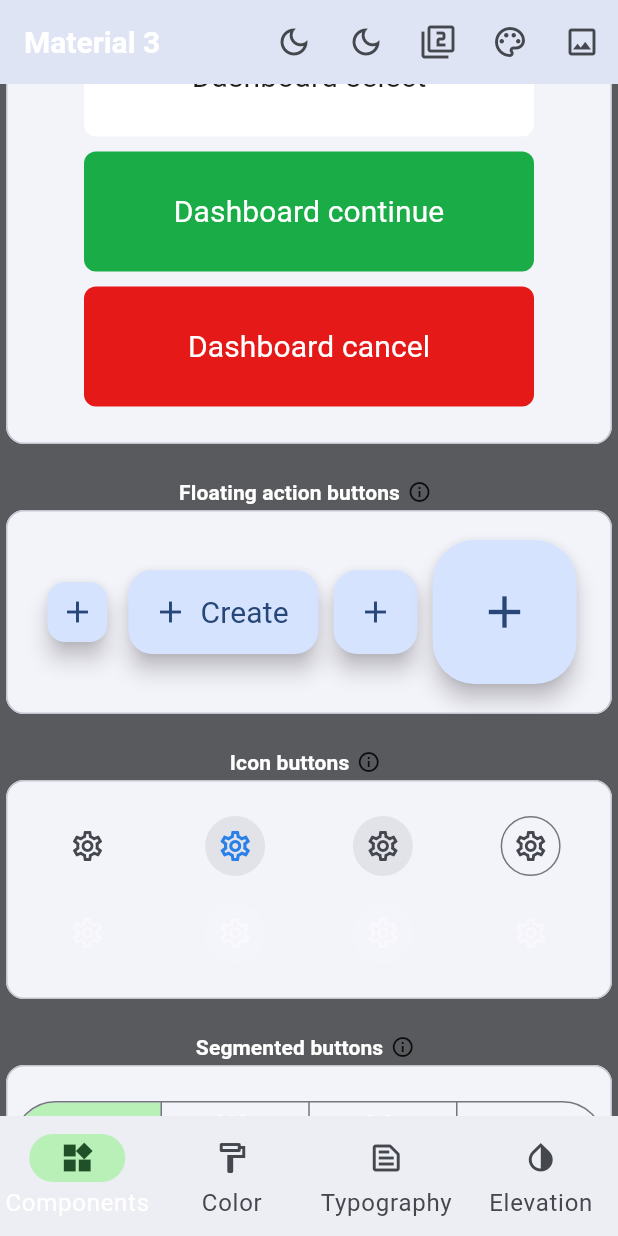
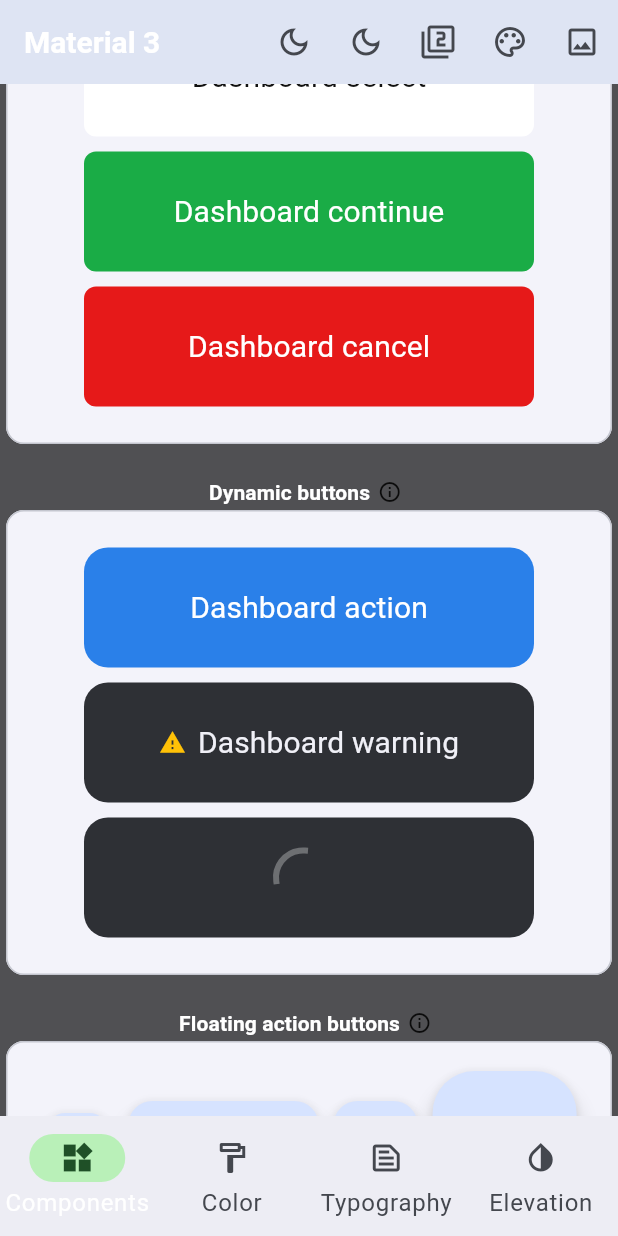
Before and after one commit to gabrielyea/material3_sample, a Flutter app: the screen it shows after launch, scrolled down 576 dp, on a phone screen of 412 x 824 dp. Run offline on Flutter 3.47's test engine with Material 2 defaults, Android fonts, the phone set to English and light mode, and no system bars; our stand-ins replace google_fonts.

Commit message:
add dashboard buttons

```diff
--- a/material_3_demo/lib/agtonomy_components/dashboard_buttons.dart
+++ b/material_3_demo/lib/agtonomy_components/dashboard_buttons.dart
@@ -1,27 +1,4 @@
 import 'package:flutter/material.dart';
-import 'package:material_3_demo/component_screen.dart';
-
-class DashboardButtons extends StatefulWidget {
-  const DashboardButtons({super.key});
-
-  @override
-  State<DashboardButtons> createState() => _DashboardButtonsState();
-}
-
-class _DashboardButtonsState extends State<DashboardButtons> {
-  @override
-  Widget build(BuildContext context) {
-    return ComponentDecoration(
-        label: "Dashboard buttons",
-        child: SingleChildScrollView(
-            scrollDirection: Axis.horizontal,
-            child: Row(
-              children: [
-                DashboardButtonsColumn(),
-              ],
-            )));
-  }
-}
 
 class DashboardButtonsColumn extends StatelessWidget {
   const DashboardButtonsColumn({super.key});
@@ -54,6 +31,42 @@ class DashboardButtonsColumn extends StatelessWidget {
             ),
             onPressed: () {},
             child: Text("Dashboard cancel"),
+          ),
+        ]),
+      ),
+    );
+  }
+}
+
+class DynamicDashboardButtonsColumn extends StatelessWidget {
+  const DynamicDashboardButtonsColumn({super.key});
+
+  @override
+  Widget build(BuildContext context) {
+    return Padding(
+      padding: const EdgeInsets.symmetric(vertical: 5.0),
+      child: IntrinsicWidth(
+        child: Column(children: [
+          FilledButton(
+            onPressed: () {},
+            child: Text("Dashboard action"),
+            style: BlueActionBtn(context),
+          ),
+          SizedBox(height: 10),
+          FilledButton.icon(
+            onPressed: null,
+            icon: Icon(Icons.warning, color: Colors.amber),
+            label: Text("Dashboard warning"),
+            style: WarningButton(context),
+          ),
+          SizedBox(height: 10),
+          FilledButton.icon(
+            icon: const CircularProgressIndicator(
+              color: Colors.white30,
+            ),
+            onPressed: null,
+            label: const Text(""),
+            style: WarningButton(context),
           ),
         ]),
       ),
@@ -98,6 +111,7 @@ class DashboardButtonBase extends ButtonStyle {
   @override
   MaterialStateProperty<Size> get fixedSize => MaterialStateProperty.all(Size(300, 80));
 }
+
 class WhiteDbButton extends DashboardButtonBase {
   WhiteDbButton(super.context);
 
@@ -119,6 +133,7 @@ class WhiteDbButton extends DashboardButtonBase {
         },
       );
 }
+
 class GreenDbButton extends DashboardButtonBase {
   GreenDbButton(super.context);
 
@@ -140,6 +155,7 @@ class GreenDbButton extends DashboardButtonBase {
         },
       );
 }
+
 class CancelDbButton extends DashboardButtonBase {
   CancelDbButton(super.context);
 
@@ -161,3 +177,60 @@ class CancelDbButton extends DashboardButtonBase {
         },
       );
 }
+
+class BlueActionBtn extends DashboardButtonBase {
+  BlueActionBtn(super.context);
+
+  @override
+  MaterialStateProperty<Color?>? get backgroundColor => MaterialStateProperty.resolveWith<Color?>(
+        (states) {
+          final theme = Theme.of(context);
+          final colorScheme = theme.colorScheme;
+          return theme.brightness == Brightness.light ? colorScheme.primary : colorScheme.onPrimary;
+        },
+      );
+
+  @override
+  MaterialStateProperty<Color?>? get foregroundColor => MaterialStateProperty.resolveWith<Color?>(
+        (states) {
+          final theme = Theme.of(context);
+          final colorScheme = theme.colorScheme;
+          return theme.brightness == Brightness.light ? colorScheme.onPrimary : colorScheme.primary;
+        },
+      );
+
+  @override
+  MaterialStateProperty<OutlinedBorder?>? get shape => MaterialStateProperty.all(
+        RoundedRectangleBorder(
+          borderRadius: BorderRadius.circular(16),
+        ),
+      );
+}
+
+class WarningButton extends DashboardButtonBase {
+  WarningButton(super.context);
+
+  @override
+  MaterialStateProperty<Color?>? get backgroundColor => MaterialStateProperty.resolveWith<Color?>(
+        (states) {
+          final theme = Theme.of(context);
+          final colorScheme = theme.colorScheme;
+          return theme.brightness == Brightness.light ? colorScheme.inverseSurface : colorScheme.onInverseSurface;
+        },
+      );
+  @override
+  MaterialStateProperty<OutlinedBorder?>? get shape => MaterialStateProperty.all(
+        RoundedRectangleBorder(
+          borderRadius: BorderRadius.circular(16),
+        ),
+      );
+
+  @override
+  MaterialStateProperty<Color?>? get foregroundColor => MaterialStateProperty.resolveWith<Color?>(
+        (states) {
+          final theme = Theme.of(context);
+          final colorScheme = theme.colorScheme;
+          return theme.brightness == Brightness.light ? colorScheme.onInverseSurface : colorScheme.inverseSurface;
+        },
+      );
+}
--- a/material_3_demo/lib/component_screen.dart
+++ b/material_3_demo/lib/component_screen.dart
@@ -213,6 +213,7 @@ class Actions extends StatelessWidget {
     return const ComponentGroupDecoration(label: 'Actions', children: <Widget>[
       Buttons(),
       DashboardButtons(),
+      DynamicDashboardButtons(),
       FloatingActionButtons(),
       IconToggleButtons(),
       SegmentedButtons(),
@@ -261,7 +262,7 @@ class Navigation extends StatelessWidget {
   @override
   Widget build(BuildContext context) {
     return ComponentGroupDecoration(label: 'Navigation', children: [
-      const BottomAppBars(),
+      // const BottomAppBars(),
       const NavigationBars(
         selectedIndex: 0,
         isExampleBar: true,
@@ -496,6 +497,28 @@ class DashboardButtons extends StatelessWidget {
     );
   }
 }
+
+class DynamicDashboardButtons extends StatelessWidget {
+  const DynamicDashboardButtons({super.key});
+
+  @override
+  Widget build(BuildContext context) {
+    return ComponentDecoration(
+      label: 'Dynamic buttons',
+      tooltipMessage: 'Use FilledButton or FilledButton.tonal',
+      child: SingleChildScrollView(
+        scrollDirection: Axis.horizontal,
+        child: Row(
+          mainAxisAlignment: MainAxisAlignment.spaceAround,
+          children: [
+            DynamicDashboardButtonsColumn(),
+          ],
+        ),
+      ),
+    );
+  }
+}
+
 class Cards extends StatelessWidget {
   const Cards({super.key});
 
@@ -1225,17 +1248,17 @@ class _NavigationBarsState extends State<NavigationBars> {
       ),
     );
 
-    if (widget.isExampleBar && widget.isBadgeExample) {
-      navigationBar = ComponentDecoration(
-          label: 'Badges',
-          tooltipMessage: 'Use Badge or Badge.count',
-          child: navigationBar);
-    } else if (widget.isExampleBar) {
-      navigationBar = ComponentDecoration(
-          label: 'Navigation bar',
-          tooltipMessage: 'Use NavigationBar',
-          child: navigationBar);
-    }
+    // if (widget.isExampleBar && widget.isBadgeExample) {
+    //   navigationBar = ComponentDecoration(
+    //       label: 'Badges',
+    //       tooltipMessage: 'Use Badge or Badge.count',
+    //       child: navigationBar);
+    // } else if (widget.isExampleBar) {
+    //   navigationBar = ComponentDecoration(
+    //       label: 'Navigation bar',
+    //       tooltipMessage: 'Use NavigationBar',
+    //       child: navigationBar);
+    // }
 
     return navigationBar;
   }
@@ -1782,50 +1805,50 @@ class _BottomSheetSectionState extends State<BottomSheetSection> {
   }
 }
 
-class BottomAppBars extends StatelessWidget {
-  const BottomAppBars({super.key});
-
-  @override
-  Widget build(BuildContext context) {
-    return ComponentDecoration(
-      label: 'Bottom app bar',
-      tooltipMessage: 'Use BottomAppBar',
-      child: Column(
-        children: [
-          SizedBox(
-            height: 80,
-            child: Scaffold(
-              floatingActionButton: FloatingActionButton(
-                onPressed: () {},
-                elevation: 0.0,
-                child: const Icon(Icons.add),
-              ),
-              floatingActionButtonLocation:
-                  FloatingActionButtonLocation.endContained,
-              bottomNavigationBar: BottomAppBar(
-                child: Row(
-                  children: <Widget>[
-                    const IconButtonAnchorExample(),
-                    IconButton(
-                      tooltip: 'Search',
-                      icon: const Icon(Icons.search),
-                      onPressed: () {},
-                    ),
-                    IconButton(
-                      tooltip: 'Favorite',
-                      icon: const Icon(Icons.favorite),
-                      onPressed: () {},
-                    ),
-                  ],
-                ),
-              ),
-            ),
-          ),
-        ],
-      ),
-    );
-  }
-}
+// class BottomAppBars extends StatelessWidget {
+//   const BottomAppBars({super.key});
+
+//   @override
+//   Widget build(BuildContext context) {
+//     return ComponentDecoration(
+//       label: 'Bottom app bar',
+//       tooltipMessage: 'Use BottomAppBar',
+//       child: Column(
+//         children: [
+//           SizedBox(
+//             height: 80,
+//             child: Scaffold(
+//               floatingActionButton: FloatingActionButton(
+//                 onPressed: () {},
+//                 elevation: 0.0,
+//                 child: const Icon(Icons.add),
+//               ),
+//               floatingActionButtonLocation:
+//                   FloatingActionButtonLocation.endContained,
+//               bottomNavigationBar: BottomAppBar(
+//                 child: Row(
+//                   children: <Widget>[
+//                     const IconButtonAnchorExample(),
+//                     IconButton(
+//                       tooltip: 'Search',
+//                       icon: const Icon(Icons.search),
+//                       onPressed: () {},
+//                     ),
+//                     IconButton(
+//                       tooltip: 'Favorite',
+//                       icon: const Icon(Icons.favorite),
+//                       onPressed: () {},
+//                     ),
+//                   ],
+//                 ),
+//               ),
+//             ),
+//           ),
+//         ],
+//       ),
+//     );
+//   }
+// }
 
 class IconButtonAnchorExample extends StatelessWidget {
   const IconButtonAnchorExample({super.key});
--- a/material_3_demo/lib/elevation_screen.dart
+++ b/material_3_demo/lib/elevation_screen.dart
@@ -10,7 +10,7 @@ class ElevationScreen extends StatelessWidget {
   @override
   Widget build(BuildContext context) {
     Color shadowColor = Theme.of(context).colorScheme.shadow;
-    Color surfaceTint = Theme.of(context).colorScheme.primary;
+    Color surfaceTint = Theme.of(context).colorScheme.surfaceTint;
     return Expanded(
       child: CustomScrollView(
         slivers: [
```
Also changed, not shown: material_3_demo/lib/styles/themes.dart (+35 -15 lines), material_3_demo/lib/agtonomy_components/dashboard_nav_bar.dart (added).
